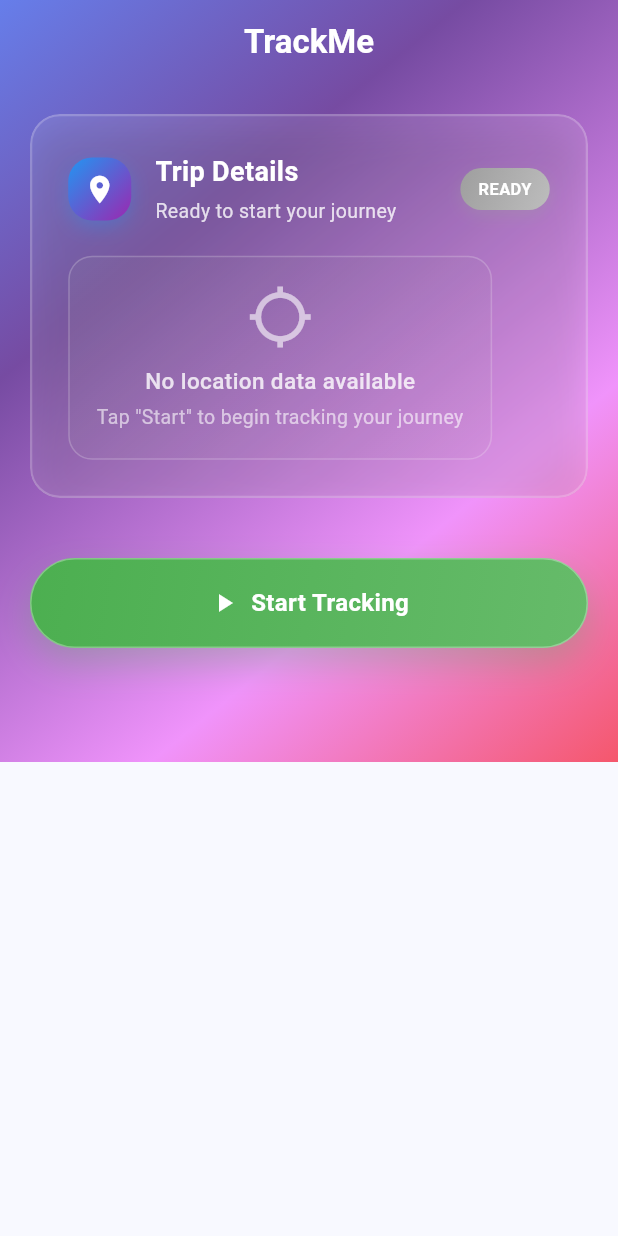
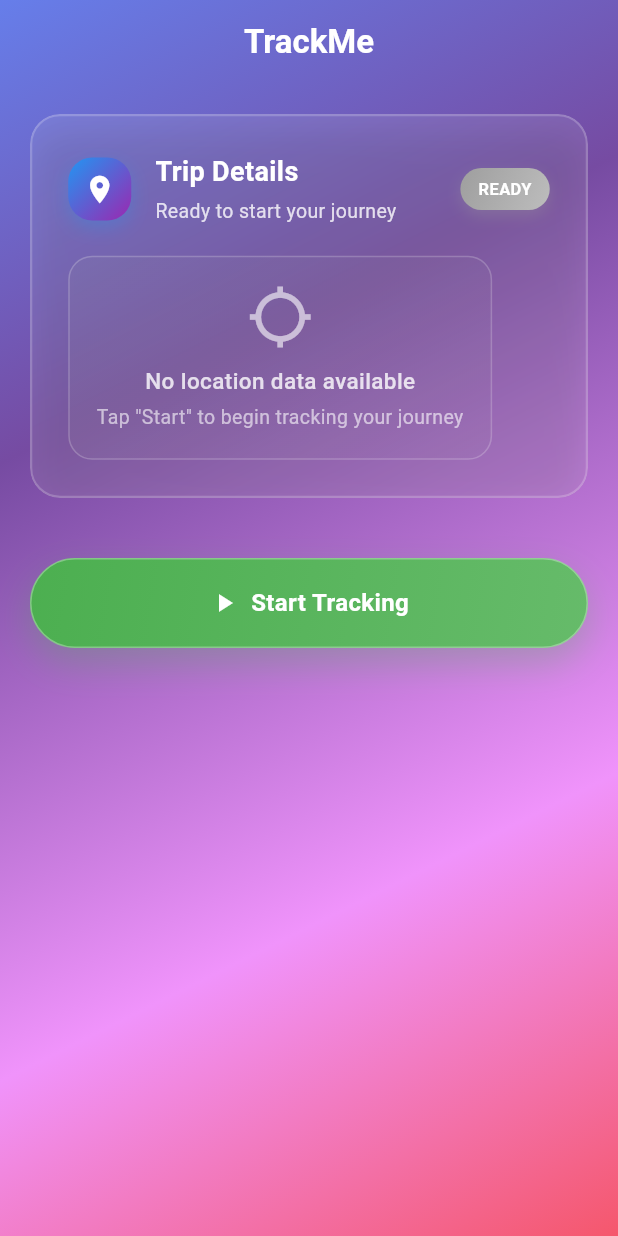
Before and after one commit to EnforcerHuman/TrackMe, a Flutter app: the screen it shows after launch, on a phone screen of 412 x 824 dp. Run offline on Flutter 3.47's test engine with Material 3 defaults, Android fonts, the phone set to English and light mode, and no system bars; our stand-ins replace dio, freezed_annotation, geolocator, hive, hive_flutter, permission_handler; accounts and stored records are empty.

```diff
--- a/lib/presentation/pages/home_page.dart
+++ b/lib/presentation/pages/home_page.dart
@@ -50,6 +50,7 @@ class _HomePageState extends State<HomePage> {
           elevation: 0,
         ),
         body: Container(
+          height: double.infinity,
           decoration: const BoxDecoration(
             gradient: LinearGradient(
               begin: Alignment.topLeft,
```
Also changed, not shown: pubspec.yaml (+23 -2 lines), assets/tracking-app.png (added), pubspec.lock, 44 other files.
